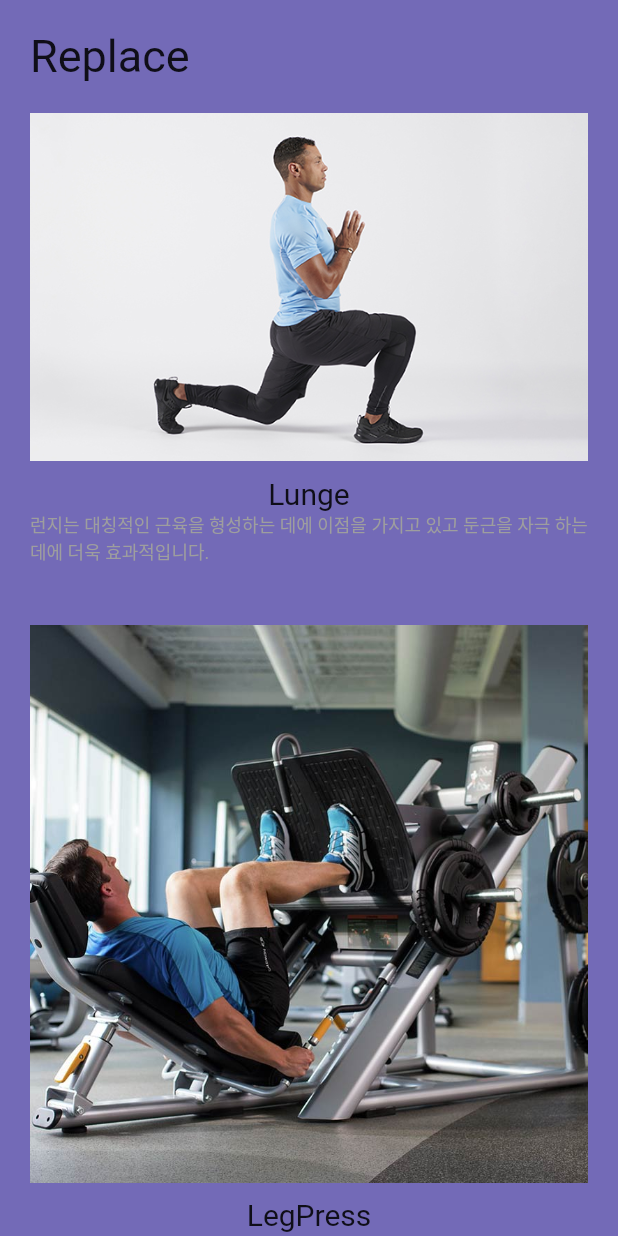
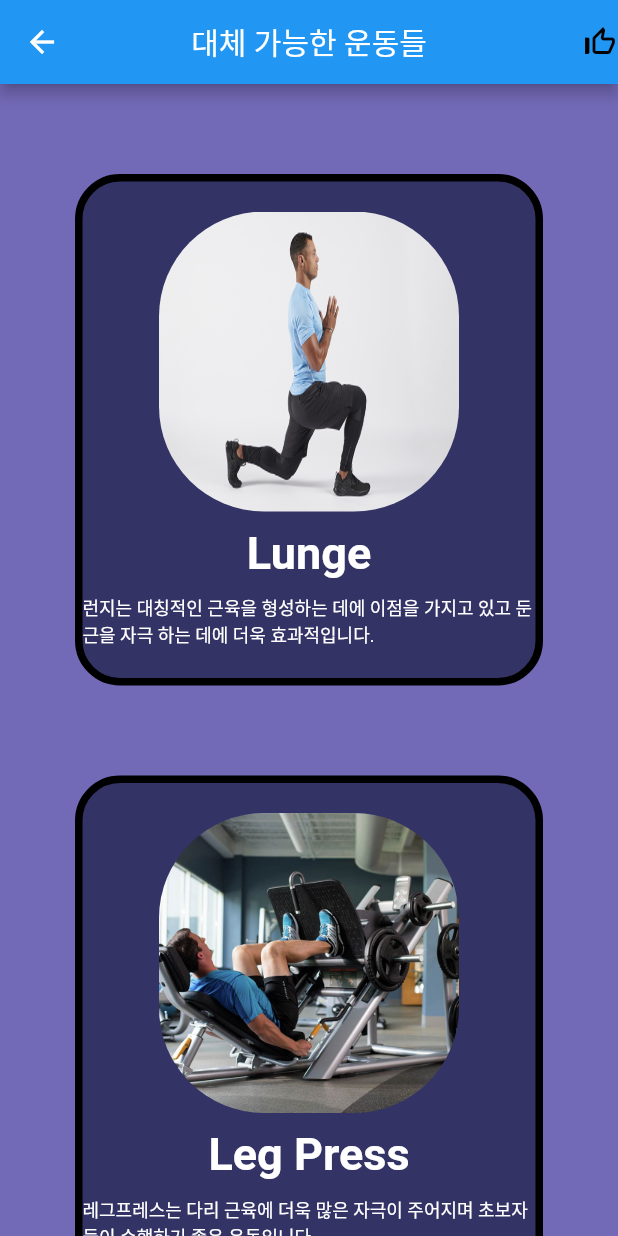
Before and after one commit to tae-h-yang/APP_IoT_PowerManual_PowerManual, a Flutter app: the replaceSquatsPage screen opened directly, on a phone screen of 412 x 824 dp. Run offline on Flutter 3.47's test engine with Material 2 defaults, Android fonts, the phone set to English and light mode, and no system bars; our stand-ins replace youtube_player_iframe.

Commit message:
replace 페이지 디자인 완성

```diff
--- a/myapp/lib/HomePageBody.dart
+++ b/myapp/lib/HomePageBody.dart
@@ -16,9 +16,10 @@ class HomePageBody extends StatelessWidget {
         Data(),
       ],
     );*/
+
+
     return SingleChildScrollView(
-      scrollDirection: Axis.vertical,
-      child: Column(
+        child: ListView(
         children: <Widget>[
           SquatsCard(),
           BenchpressCard(),
@@ -27,7 +28,10 @@ class HomePageBody extends StatelessWidget {
           Data(),
         ],
       ),
-    );
+      )
+    ;
+
+
 
 
 
--- a/myapp/lib/main.dart
+++ b/myapp/lib/main.dart
@@ -10,6 +10,7 @@ void main() {
   runApp(new MaterialApp(
     title:"Power Maual",
     theme: new ThemeData(scaffoldBackgroundColor: const Color(0xFF736AB7)),
+
     home: new HomePage(),
     //home: new AlarmManagerExampleApp(),
   ));
--- a/myapp/lib/replace/component/replaceSquatsListItem.dart
+++ b/myapp/lib/replace/component/replaceSquatsListItem.dart
@@ -2,33 +2,57 @@ import 'package:flutter/material.dart';
 
 class replaceSquatsItem1 extends StatelessWidget{
 
-  //final String imageName;
-  //final String title;
-
-  //const replaceSquatsItem1(this.imageName, this.title);
-
 
   @override
   Widget build(BuildContext context){
-    return Padding(
+    return Container(
+      decoration: new BoxDecoration(
+        border: Border.all(
+          width: 5,
+          color: Colors.black,
+        ),
+        borderRadius: new BorderRadius.circular(30.0),
+
+        color: new Color(0xFF333366)
+      ),
+
       padding: const EdgeInsets.symmetric(vertical: 20),
+      margin: const EdgeInsets.all(30.0),
       child: Column(
       children: [
-        Image.asset("assets/img/Lunge.jpg"),
+        ClipRRect(
+          borderRadius: BorderRadius.circular(70.0),
+          child: Image.asset(
+             "assets/img/Lunge.jpg",
+              width: 200,
+              height: 200,
+              fit: BoxFit.fill,
+
+            ),
+
+        ),
         SizedBox(height: 10,),
         Text(
           "Lunge",
-          style: TextStyle(fontSize: 20),
+          style: TextStyle(
+            fontSize: 30,
+            color: Colors.white,
+            fontWeight: FontWeight.w600
+            ),
         ),
+        SizedBox(height: 10,),
         Text("런지는 대칭적인 근육을 형성하는 데에 이점을 가지고 있고 둔근을 자극 하는 데에 더욱 효과적입니다.",
         style: TextStyle(
-          color: Colors.grey,
+          color: Colors.white,
           fontSize: 12,
         ),
         )
       ],
     ),
-      );
+    );
+
+
+
 
   }
 }
@@ -36,29 +60,55 @@ class replaceSquatsItem1 extends StatelessWidget{
 class replaceSquatsItem2 extends StatelessWidget{
 
 
-
-
   @override
   Widget build(BuildContext context){
-    return Padding(
+    return Container(
+      decoration: new BoxDecoration(
+        border: Border.all(
+          width: 5,
+          color: Colors.black,
+        ),
+        borderRadius: new BorderRadius.circular(30.0),
+
+        color: new Color(0xFF333366),
+      ),
       padding: const EdgeInsets.symmetric(vertical: 20),
+      margin: const EdgeInsets.all(30.0),
       child: Column(
       children: [
-        Image.asset("assets/img/LegPress.jpg"),
+        ClipRRect(
+          borderRadius: BorderRadius.circular(70.0),
+          child: Image.asset(
+             "assets/img/LegPress.jpg",
+              width: 200,
+              height: 200,
+              fit: BoxFit.fill,
+
+            ),
+
+        ),
         SizedBox(height: 10,),
         Text(
-          "LegPress",
-          style: TextStyle(fontSize: 20),
+          "Leg Press",
+          style: TextStyle(
+            fontSize: 30,
+            color: Colors.white,
+            fontWeight: FontWeight.w600
+            ),
         ),
+        SizedBox(height: 10,),
         Text("레그프레스는 다리 근육에 더욱 많은 자극이 주어지며 초보자들이 수행하기 좋은 운동입니다.",
         style: TextStyle(
-          color: Colors.grey,
+          color: Colors.white,
           fontSize: 12,
         ),
         )
       ],
     ),
-      );
+    );
+
+
+
 
   }
 }
@@ -66,29 +116,56 @@ class replaceSquatsItem2 extends StatelessWidget{
 class replaceSquatsItem3 extends StatelessWidget{
 
 
-
-
   @override
   Widget build(BuildContext context){
-    return Padding(
+    return Container(
+      decoration: new BoxDecoration(
+        border: Border.all(
+          width: 5,
+          color: Colors.black,
+        ),
+        borderRadius: new BorderRadius.circular(30.0),
+
+        color: new Color(0xFF333366),
+      ),
       padding: const EdgeInsets.symmetric(vertical: 20),
+      margin: const EdgeInsets.all(30.0),
       child: Column(
       children: [
-        Image.asset("assets/img/stepUp.jpg"),
+        ClipRRect(
+          borderRadius: BorderRadius.circular(70.0),
+          child: Image.asset(
+             "assets/img/stepUp.jpg",
+              width: 200,
+              height: 200,
+              fit: BoxFit.fill,
+
+            ),
+
+        ),
         SizedBox(height: 10,),
         Text(
           "Step Up",
-          style: TextStyle(fontSize: 20),
+          style: TextStyle(
+            fontSize: 30,
+            color: Colors.white,
+            fontWeight: FontWeight.w600
+          ),
+
         ),
+        SizedBox(height: 10,),
         Text("스텝업은 하체 다양한 부위에 자극을 줄 수 있으며 운동 능력에 따라 다양한 중량을 이용할 수 있습니다. 또한 어디에서나 쉽게 운동할 수 있는 장점도 있습니다.",
         style: TextStyle(
-          color: Colors.grey,
+          color: Colors.white,
           fontSize: 12,
         ),
         )
       ],
     ),
-      );
+    );
+
+
+
 
   }
 }
--- a/myapp/lib/replace/page/replaceSquatsPage.dart
+++ b/myapp/lib/replace/page/replaceSquatsPage.dart
@@ -12,12 +12,18 @@ class replaceSquatsPage extends StatelessWidget{
   @override
   Widget build(BuildContext context){
     return Scaffold(
-      body: Padding(
+      appBar: _buildReplaceAppBar(),
+      body: SingleChildScrollView(
+        child:  Padding(
         padding: const EdgeInsets.symmetric(horizontal:20.0),
+
         child: Column(
-        crossAxisAlignment: CrossAxisAlignment.start,
+        crossAxisAlignment: CrossAxisAlignment.center,
         children: [
-          replaceSquatsTitle(),
+          //replaceSquatsTitle(),
+          SizedBox(
+            height: 30,
+          ),
           replaceSquatsMenu(),
           replaceSquatsItem1(),
           replaceSquatsItem2(),
@@ -26,6 +32,16 @@ class replaceSquatsPage extends StatelessWidget{
       ),
       ),
 
+      ),
+
     );
   }
+  AppBar _buildReplaceAppBar() => AppBar(
+    //backgroundColor: Colors.white,
+    title: Text("대체 가능한 운동들", style: TextStyle(color: Colors.white),),
+    centerTitle: true,
+    actions: [
+      Icon(Icons.thumb_up_off_alt, color: Colors.black,),
+    ],
+  );
 }
```
Also changed, not shown: 7 other files.
